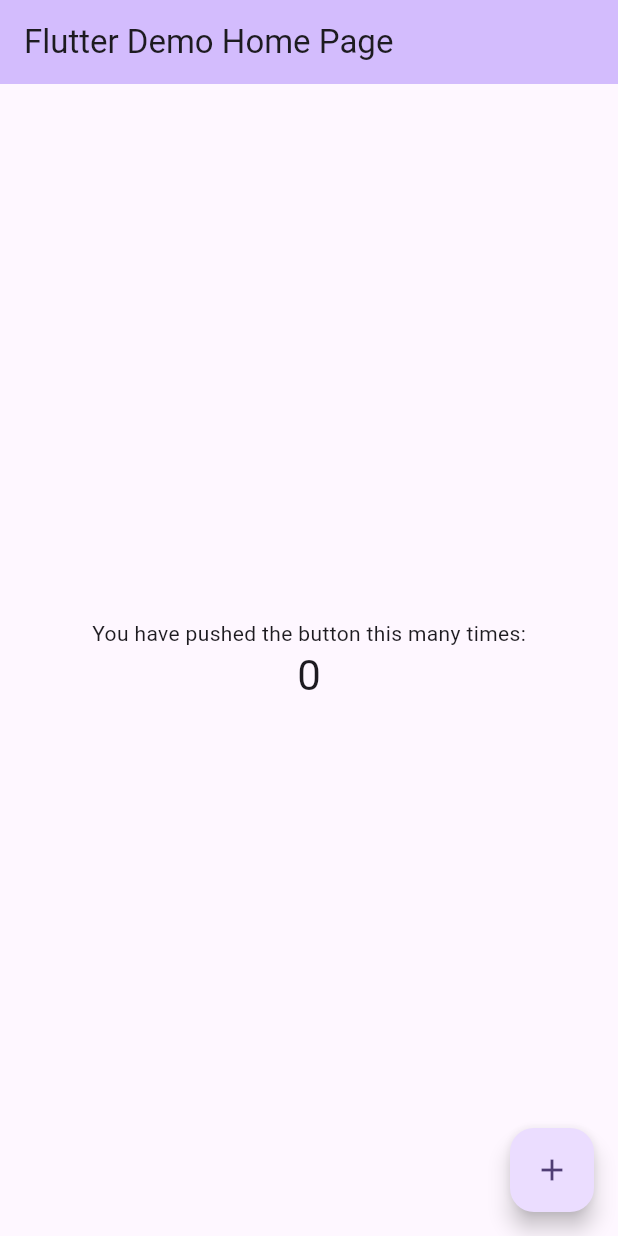
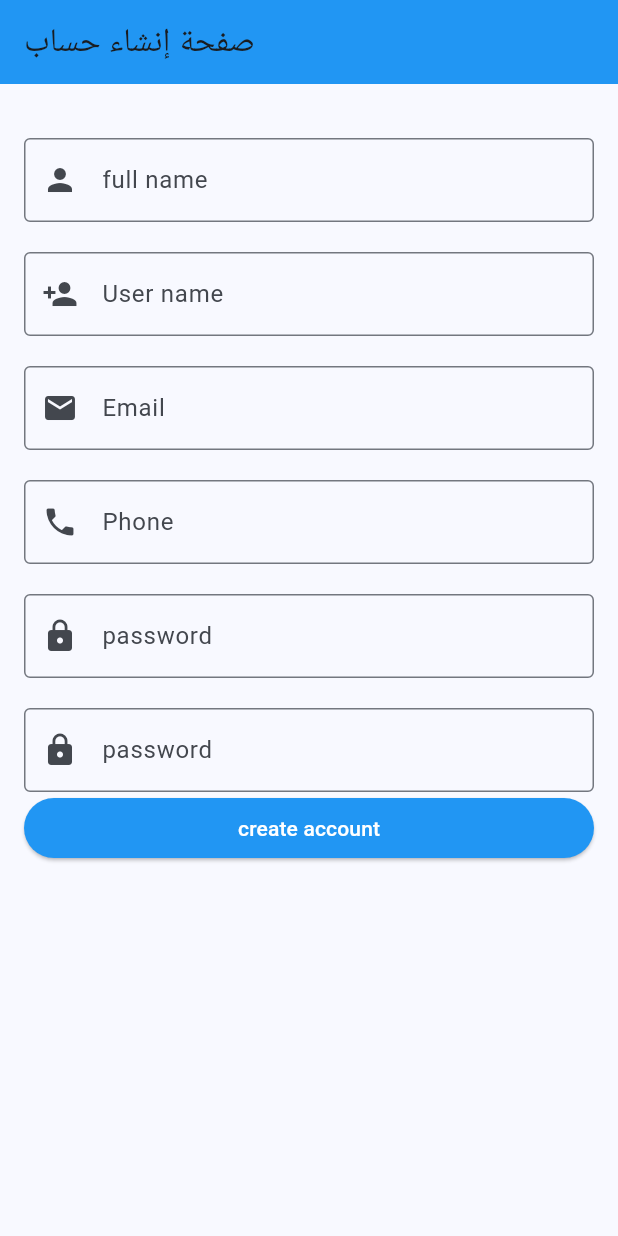
Before and after one commit to AmeenAlslahy/mobile_app, a Flutter app: the screen it shows after launch, on a phone screen of 412 x 824 dp. Run offline on Flutter 3.47's test engine with Material 3 defaults, Android fonts, the phone set to English and light mode, and no system bars; missing offline and left inert: dart:ffi.

Commit message:
added page create account

```diff
--- a/first_app/lib/Create_account.dart
+++ b/first_app/lib/Create_account.dart
@@ -0,0 +1,137 @@
+import 'dart:ffi';
+
+import 'package:flutter/material.dart';
+
+class CreateCountScreen extends StatefulWidget {
+  const CreateCountScreen({super.key});
+  @override
+  State<CreateCountScreen> createState() => _CreateCountScreenState();
+}
+
+// class _CreateCountScreenState extends State<CreateCountScreen> {
+//   @override
+//   Widget build(BuildContext context) {
+//     return const Placeholder();
+//   }
+// }
+
+class _CreateCountScreenState extends State<CreateCountScreen> {
+  final _formKey =
+      GlobalKey<FormState>(); // مفتاح للتحكم في حالة النموذج والتحقق من صحته
+  String fullName = "";
+  String userName = "";
+  String email = '';
+  String phone = '';
+  String pass = '';
+  String pass2 = '';
+  @override
+  Widget build(BuildContext context) {
+    return Scaffold(
+      appBar: AppBar(
+        backgroundColor: Colors.blue,
+        // Here we take the value from the MyHomePage object that was created by
+        // the App.build method, and use it to set our appbar title.
+        title: Text("صفحة إنشاء حساب"),
+      ),
+      body: SingleChildScrollView(
+        child: Padding(
+          padding: EdgeInsets.all(16.0),
+          child: Form(
+            key: _formKey,
+            child: Column(
+              children: [
+                SizedBox(height: 20),
+                _BuildTextField(
+                  "full name",
+                  Icons.person,
+                  TextInputType.text,
+                  fullName,
+                ),
+                SizedBox(height: 20),
+                _BuildTextField(
+                  "User name",
+                  Icons.person_add,
+                  TextInputType.text,
+                  userName,
+                ),
+                SizedBox(height: 20),
+                _BuildTextField(
+                  "Email",
+                  Icons.email,
+                  TextInputType.emailAddress,
+                  this.email,
+                ),
+                SizedBox(height: 20),
+                _BuildTextField(
+                  "Phone",
+                  Icons.phone,
+                  TextInputType.phone,
+                  phone,
+                ),
+                SizedBox(height: 20),
+                _BuildTextField(
+                  "password",
+                  Icons.lock,
+                  TextInputType.visiblePassword,
+                  pass,
+                ),
+                SizedBox(height: 20),
+                _BuildTextField(
+                  "password",
+                  Icons.lock,
+                  TextInputType.visiblePassword,
+                  pass2,
+                ),
+                SizedBox(
+                  width: double.infinity,
+                  child: ElevatedButton(
+                    onPressed: () {
+                      if (_formKey.currentState!.validate()) {
+                        // إذا كانت جميع الحقول صحيحة
+                        _formKey.currentState!.save(); // حفظ قيم الحقول
+                        CreateAccounting(); // استدعاء دالة إنشاء الحساب
+                      }
+                    },
+                    child: Text('create account'),
+                    style: ElevatedButton.styleFrom(
+                      backgroundColor: Colors.blue,
+                      foregroundColor: Colors.white,
+                    ),
+                  ),
+                ),
+              ],
+            ),
+          ),
+        ),
+      ),
+    );
+  }
+
+  void CreateAccounting() {
+    print("name " + fullName);
+    print(userName);
+    print(email);
+    print(phone);
+  }
+
+  Widget _BuildTextField(
+    String place,
+    IconData icon,
+    TextInputType type,
+    String outValue,
+  ) {
+    return TextFormField(
+      decoration: InputDecoration(
+        labelText: place,
+        prefixIcon: Icon(icon),
+        border: OutlineInputBorder(),
+      ),
+      keyboardType: type,
+      validator: (value) {
+        if (value == null || value.isEmpty) return "يرجى عدم ترك الحقل فارغ";
+        return null;
+      },
+      onSaved: (value) => outValue = value!,
+    );
+  }
+}
--- a/first_app/lib/main.dart
+++ b/first_app/lib/main.dart
@@ -1,4 +1,5 @@
 import 'package:flutter/material.dart';
+import 'Create_account.dart';
 
 void main() {
   runApp(const MyApp());
@@ -28,9 +29,11 @@ class MyApp extends StatelessWidget {
         //
         // This works for code too, not just values: Most code changes can be
         // tested with just a hot reload.
-        colorScheme: ColorScheme.fromSeed(seedColor: Colors.deepPurple),
+        colorScheme: ColorScheme.fromSeed(seedColor: Colors.blue),
+        visualDensity:
+            VisualDensity.adaptivePlatformDensity, // الكثافة البصرية للتطبيق
       ),
-      home: const MyHomePage(title: 'Flutter Demo Home Page'),
+      home: CreateCountScreen(),
     );
   }
 }
```
